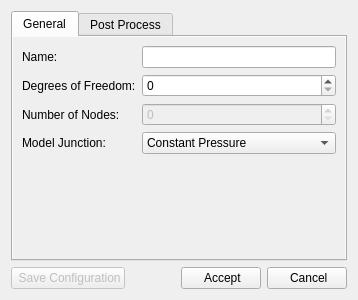
Above: ICESym-NEWGUI/windows/JunctionDialog.ui from jmarcelogimenez/icesym before the change. Below: the same form after it.
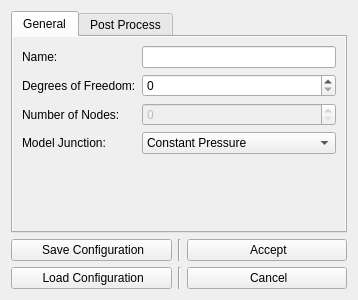
That is the form after the change. Icons and pictures are not drawn.

Commit message: Save/Load particular configuration for all object types

Patch:
```diff
--- a/ICESym-NEWGUI/windows/JunctionDialog.ui
+++ b/ICESym-NEWGUI/windows/JunctionDialog.ui
@@ -27,88 +27,6 @@
    <bool>true</bool>
   </property>
   <layout class="QGridLayout" name="gridLayout">
-   <item row="1" column="0">
-    <layout class="QHBoxLayout" name="horizontalLayout">
-     <item>
-      <widget class="QPushButton" name="pushButton_3">
-       <property name="enabled">
-        <bool>false</bool>
-       </property>
-       <property name="font">
-        <font>
-         <pointsize>9</pointsize>
-        </font>
-       </property>
-       <property name="text">
-        <string> Save Configuration</string>
-       </property>
-       <property name="icon">
-        <iconset resource="../images/images.qrc">
-         <normaloff>:/fromHelyx/fromHelyx/save16.png</normaloff>:/fromHelyx/fromHelyx/save16.png</iconset>
-       </property>
-       <property name="autoDefault">
-        <bool>false</bool>
-       </property>
-      </widget>
-     </item>
-     <item>
-      <spacer name="horizontalSpacer">
-       <property name="font">
-        <font>
-         <pointsize>9</pointsize>
-        </font>
-       </property>
-       <property name="orientation">
-        <enum>Qt::Horizontal</enum>
-       </property>
-       <property name="sizeHint" stdset="0">
-        <size>
-         <width>40</width>
-         <height>20</height>
-        </size>
-       </property>
-      </spacer>
-     </item>
-     <item>
-      <widget class="QPushButton" name="accept_pushButton">
-       <property name="font">
-        <font>
-         <pointsize>9</pointsize>
-        </font>
-       </property>
-       <property name="text">
-        <string> Accept</string>
-       </property>
-       <property name="icon">
-        <iconset resource="../images/images.qrc">
-         <normaloff>:/fromHelyx/fromHelyx/tick16.png</normaloff>:/fromHelyx/fromHelyx/tick16.png</iconset>
-       </property>
-       <property name="autoDefault">
-        <bool>false</bool>
-       </property>
-      </widget>
-     </item>
-     <item>
-      <widget class="QPushButton" name="cancel_pushButton">
-       <property name="font">
-        <font>
-         <pointsize>9</pointsize>
-        </font>
-       </property>
-       <property name="text">
-        <string> Cancel</string>
-       </property>
-       <property name="icon">
-        <iconset resource="../images/images.qrc">
-         <normaloff>:/fromHelyx/fromHelyx/win_closeAll16.png</normaloff>:/fromHelyx/fromHelyx/win_closeAll16.png</iconset>
-       </property>
-       <property name="autoDefault">
-        <bool>false</bool>
-       </property>
-      </widget>
-     </item>
-    </layout>
-   </item>
    <item row="0" column="0">
     <widget class="QTabWidget" name="tabWidget">
      <property name="font">
@@ -278,6 +196,98 @@
      </widget>
     </widget>
    </item>
+   <item row="1" column="0">
+    <layout class="QGridLayout" name="gridLayout_3">
+     <item row="1" column="2">
+      <widget class="QPushButton" name="cancel_pushButton">
+       <property name="font">
+        <font>
+         <pointsize>9</pointsize>
+        </font>
+       </property>
+       <property name="text">
+        <string> Cancel</string>
+       </property>
+       <property name="icon">
+        <iconset resource="../images/images.qrc">
+         <normaloff>:/fromHelyx/fromHelyx/win_closeAll16.png</normaloff>:/fromHelyx/fromHelyx/win_closeAll16.png</iconset>
+       </property>
+       <property name="autoDefault">
+        <bool>false</bool>
+       </property>
+      </widget>
+     </item>
+     <item row="0" column="2">
+      <widget class="QPushButton" name="accept_pushButton">
+       <property name="font">
+        <font>
+         <pointsize>9</pointsize>
+        </font>
+       </property>
+       <property name="text">
+        <string> Accept</string>
+       </property>
+       <property name="icon">
+        <iconset resource="../images/images.qrc">
+         <normaloff>:/fromHelyx/fromHelyx/tick16.png</normaloff>:/fromHelyx/fromHelyx/tick16.png</iconset>
+       </property>
+       <property name="autoDefault">
+        <bool>false</bool>
+       </property>
+      </widget>
+     </item>
+     <item row="0" column="0">
+      <widget class="QPushButton" name="save_configuration_pushButton">
+       <property name="enabled">
+        <bool>true</bool>
+       </property>
+       <property name="font">
+        <font>
+         <pointsize>9</pointsize>
+        </font>
+       </property>
+       <property name="text">
+        <string> Save Configuration</string>
+       </property>
+       <property name="icon">
+        <iconset resource="../images/images.qrc">
+         <normaloff>:/fromHelyx/fromHelyx/save16.png</normaloff>:/fromHelyx/fromHelyx/save16.png</iconset>
+       </property>
+       <property name="autoDefault">
+        <bool>false</bool>
+       </property>
+      </widget>
+     </item>
+     <item row="1" column="0">
+      <widget class="QPushButton" name="load_configuration_pushButton">
+       <property name="focusPolicy">
+        <enum>Qt::NoFocus</enum>
+       </property>
+       <property name="text">
+        <string> Load Configuration</string>
+       </property>
+       <property name="icon">
+        <iconset resource="../images/images.qrc">
+         <normaloff>:/fromHelyx/fromHelyx/downloadZip16.png</normaloff>:/fromHelyx/fromHelyx/downloadZip16.png</iconset>
+       </property>
+      </widget>
+     </item>
+     <item row="1" column="1">
+      <widget class="Line" name="line">
+       <property name="orientation">
+        <enum>Qt::Vertical</enum>
+       </property>
+      </widget>
+     </item>
+     <item row="0" column="1">
+      <widget class="Line" name="line_2">
+       <property name="orientation">
+        <enum>Qt::Vertical</enum>
+       </property>
+      </widget>
+     </item>
+    </layout>
+   </item>
   </layout>
  </widget>
  <resources>
```
Left out of the diff: 38 changed lines with no effect on the pictures. The commit also changes 9 other files.
